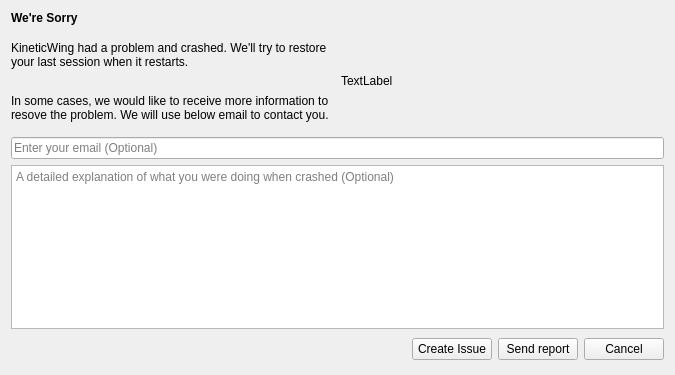
Before: the Qt Designer form CrashReporter/CrashReporterWidget.ui in speedovation/CrashReporter-Qt-Breakpad, drawn with Qt 5.
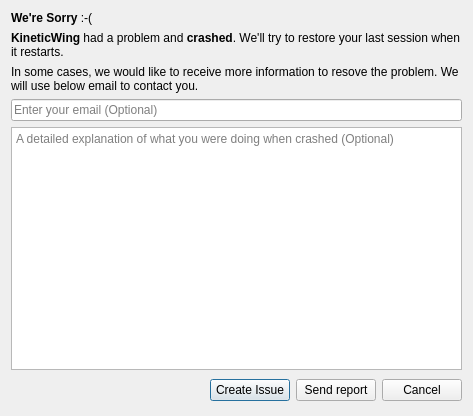
After: the same form once the commit is applied.

```diff
--- a/CrashReporter/CrashReporterWidget.ui
+++ b/CrashReporter/CrashReporterWidget.ui
@@ -6,75 +6,65 @@
    <rect>
     <x>0</x>
     <y>0</y>
-    <width>675</width>
-    <height>375</height>
+    <width>473</width>
+    <height>416</height>
    </rect>
   </property>
   <property name="windowTitle">
-   <string>Form</string>
+   <string>KineticWing IDE</string>
+  </property>
+  <property name="styleSheet">
+   <string notr="true"/>
   </property>
   <layout class="QGridLayout" name="gridLayout">
-   <item row="3" column="0" colspan="2">
-    <widget class="QLineEdit" name="lineEdit">
-     <property name="placeholderText">
-      <string>Enter your email (Optional)</string>
+   <item row="2" column="0" colspan="3">
+    <widget class="QLabel" name="label_3">
+     <property name="text">
+      <string>In some cases, we would like to receive more information to resove the problem. We will use below email to contact you.</string>
      </property>
+     <property name="wordWrap">
+      <bool>true</bool>
+     </property>
     </widget>
    </item>
-   <item row="4" column="0" colspan="2">
-    <widget class="QPlainTextEdit" name="plainTextEdit">
+   <item row="1" column="0" colspan="3">
+    <widget class="QLabel" name="label_2">
+     <property name="text">
+      <string>&lt;strong&gt;KineticWing&lt;/strong&gt; had a problem and &lt;strong&gt;crashed&lt;/strong&gt;. We'll try to restore your last session when it restarts.</string>
+     </property>
+     <property name="wordWrap">
+      <bool>true</bool>
+     </property>
+    </widget>
+   </item>
+   <item row="4" column="0" colspan="3">
+    <widget class="QPlainTextEdit" name="desc">
      <property name="placeholderText">
       <string>A detailed explanation of what you were doing when crashed (Optional)</string>
      </property>
     </widget>
    </item>
-   <item row="1" column="1" rowspan="2">
-    <widget class="QLabel" name="label_4">
-     <property name="minimumSize">
-      <size>
-       <width>250</width>
-       <height>100</height>
-      </size>
-     </property>
-     <property name="text">
-      <string>TextLabel</string>
+   <item row="3" column="0" colspan="3">
+    <widget class="QLineEdit" name="email">
+     <property name="placeholderText">
+      <string>Enter your email (Optional)</string>
      </property>
     </widget>
    </item>
-   <item row="0" column="0">
+   <item row="0" column="0" colspan="3">
     <widget class="QLabel" name="label">
      <property name="font">
       <font>
-       <weight>75</weight>
-       <bold>true</bold>
+       <weight>50</weight>
+       <bold>false</bold>
       </font>
      </property>
      <property name="text">
-      <string>We're Sorry</string>
+      <string>&lt;strong&gt;We're Sorry&lt;/strong&gt;  :-(</string>
      </property>
     </widget>
    </item>
-   <item row="1" column="0">
-    <widget class="QLabel" name="label_2">
-     <property name="text">
-      <string>KineticWing had a problem and crashed. We'll try to restore your last session when it restarts.</string>
-     </property>
-     <property name="wordWrap">
-      <bool>true</bool>
-     </property>
-    </widget>
-   </item>
-   <item row="2" column="0">
-    <widget class="QLabel" name="label_3">
-     <property name="text">
-      <string>In some cases, we would like to receive more information to resove the problem. We will use below email to contact you.</string>
-     </property>
-     <property name="wordWrap">
-      <bool>true</bool>
-     </property>
-    </widget>
-   </item>
-   <item row="5" column="0" colspan="2">
+   <item row="5" column="0" colspan="3">
     <widget class="QWidget" name="widget" native="true">
      <property name="minimumSize">
       <size>
@@ -113,6 +103,9 @@
         <property name="text">
          <string>Create Issue</string>
         </property>
+        <property name="default">
+         <bool>true</bool>
+        </property>
        </widget>
       </item>
       <item>
@@ -120,6 +113,9 @@
         <property name="text">
          <string>Send report</string>
         </property>
+        <property name="flat">
+         <bool>false</bool>
+        </property>
        </widget>
       </item>
       <item>
```
Left out of the diff: 4 changed lines with no effect on the pictures.
